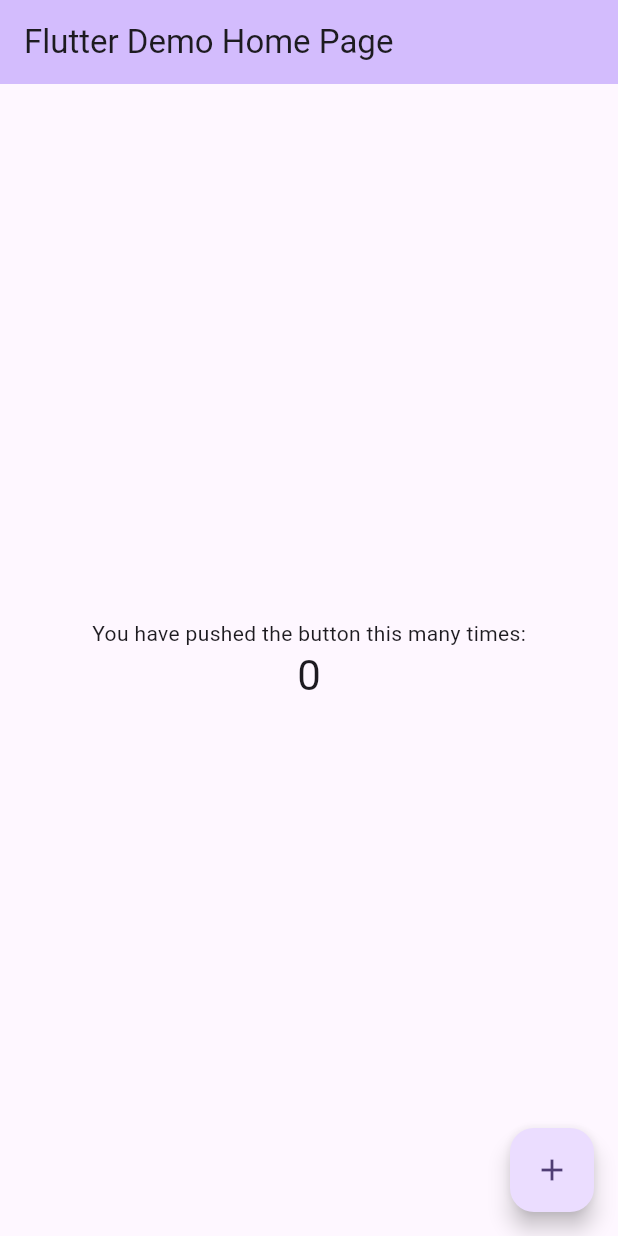
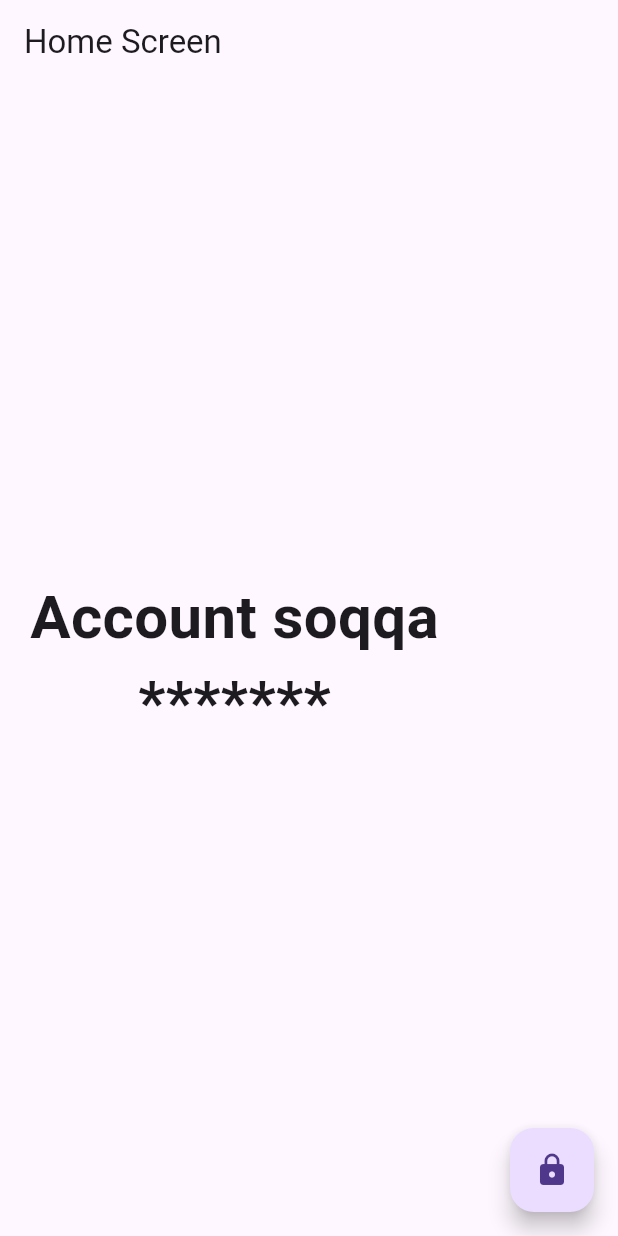
Before and after one commit to Jamshidmirzo/authicate, a Flutter app: the screen it shows after launch, on a phone screen of 412 x 824 dp. Run offline on Flutter 3.47's test engine with Material 3 defaults, Android fonts, the phone set to English and light mode, and no system bars; our stand-ins replace local_auth.

Commit message:
second commit

```diff
--- a/lib/main.dart
+++ b/lib/main.dart
@@ -1,125 +1,18 @@
+import 'package:authicate/ui/screens/home_screen.dart';
 import 'package:flutter/material.dart';
 
-void main() {
-  runApp(const MyApp());
+void main(List<String> args) {
+  runApp(MyApp());
 }
 
 class MyApp extends StatelessWidget {
   const MyApp({super.key});
 
-  // This widget is the root of your application.
   @override
   Widget build(BuildContext context) {
     return MaterialApp(
-      title: 'Flutter Demo',
-      theme: ThemeData(
-        // This is the theme of your application.
-        //
-        // TRY THIS: Try running your application with "flutter run". You'll see
-        // the application has a purple toolbar. Then, without quitting the app,
-        // try changing the seedColor in the colorScheme below to Colors.green
-        // and then invoke "hot reload" (save your changes or press the "hot
-        // reload" button in a Flutter-supported IDE, or press "r" if you used
-        // the command line to start the app).
-        //
-        // Notice that the counter didn't reset back to zero; the application
-        // state is not lost during the reload. To reset the state, use hot
-        // restart instead.
-        //
-        // This works for code too, not just values: Most code changes can be
-        // tested with just a hot reload.
-        colorScheme: ColorScheme.fromSeed(seedColor: Colors.deepPurple),
-        useMaterial3: true,
-      ),
-      home: const MyHomePage(title: 'Flutter Demo Home Page'),
+      debugShowCheckedModeBanner: false,
+      home: HomeScreen(),
     );
   }
 }
-
-class MyHomePage extends StatefulWidget {
-  const MyHomePage({super.key, required this.title});
-
-  // This widget is the home page of your application. It is stateful, meaning
-  // that it has a State object (defined below) that contains fields that affect
-  // how it looks.
-
-  // This class is the configuration for the state. It holds the values (in this
-  // case the title) provided by the parent (in this case the App widget) and
-  // used by the build method of the State. Fields in a Widget subclass are
-  // always marked "final".
-
-  final String title;
-
-  @override
-  State<MyHomePage> createState() => _MyHomePageState();
-}
-
-class _MyHomePageState extends State<MyHomePage> {
-  int _counter = 0;
-
-  void _incrementCounter() {
-    setState(() {
-      // This call to setState tells the Flutter framework that something has
-      // changed in this State, which causes it to rerun the build method below
-      // so that the display can reflect the updated values. If we changed
-      // _counter without calling setState(), then the build method would not be
-      // called again, and so nothing would appear to happen.
-      _counter++;
-    });
-  }
-
-  @override
-  Widget build(BuildContext context) {
-    // This method is rerun every time setState is called, for instance as done
-    // by the _incrementCounter method above.
-    //
-    // The Flutter framework has been optimized to make rerunning build methods
-    // fast, so that you can just rebuild anything that needs updating rather
-    // than having to individually change instances of widgets.
-    return Scaffold(
-      appBar: AppBar(
-        // TRY THIS: Try changing the color here to a specific color (to
-        // Colors.amber, perhaps?) and trigger a hot reload to see the AppBar
-        // change color while the other colors stay the same.
-        backgroundColor: Theme.of(context).colorScheme.inversePrimary,
-        // Here we take the value from the MyHomePage object that was created by
-        // the App.build method, and use it to set our appbar title.
-        title: Text(widget.title),
-      ),
-      body: Center(
-        // Center is a layout widget. It takes a single child and positions it
-        // in the middle of the parent.
-        child: Column(
-          // Column is also a layout widget. It takes a list of children and
-          // arranges them vertically. By default, it sizes itself to fit its
-          // children horizontally, and tries to be as tall as its parent.
-          //
-          // Column has various properties to control how it sizes itself and
-          // how it positions its children. Here we use mainAxisAlignment to
-          // center the children vertically; the main axis here is the vertical
-          // axis because Columns are vertical (the cross axis would be
-          // horizontal).
-          //
-          // TRY THIS: Invoke "debug painting" (choose the "Toggle Debug Paint"
-          // action in the IDE, or press "p" in the console), to see the
-          // wireframe for each widget.
-          mainAxisAlignment: MainAxisAlignment.center,
-          children: <Widget>[
-            const Text(
-              'You have pushed the button this many times:',
-            ),
-            Text(
-              '$_counter',
-              style: Theme.of(context).textTheme.headlineMedium,
-            ),
-          ],
-        ),
-      ),
-      floatingActionButton: FloatingActionButton(
-        onPressed: _incrementCounter,
-        tooltip: 'Increment',
-        child: const Icon(Icons.add),
-      ), // This trailing comma makes auto-formatting nicer for build methods.
-    );
-  }
-}
--- /dev/null
+++ b/lib/ui/screens/home_screen.dart
@@ -0,0 +1,86 @@
+import 'package:flutter/material.dart';
+import 'package:local_auth/local_auth.dart';
+
+class HomeScreen extends StatefulWidget {
+  const HomeScreen({super.key});
+
+  @override
+  State<HomeScreen> createState() => _HomeScreenState();
+}
+
+class _HomeScreenState extends State<HomeScreen> {
+  final LocalAuthentication _auth = LocalAuthentication();
+  bool _isAuthicated = false;
+
+  _authButton() {
+    return FloatingActionButton(
+      onPressed: () async {
+        if (!_isAuthicated) {
+          try {
+            final bool canAuthicateWithBiometric =
+                await _auth.canCheckBiometrics;
+            print(canAuthicateWithBiometric);
+            if (canAuthicateWithBiometric) {
+              final bool didAuthicate = await _auth.authenticate(
+                  localizedReason: 'Soqqeizi korish uchun',
+                  options: AuthenticationOptions(biometricOnly: true));
+              setState(() {
+                _isAuthicated = didAuthicate;
+              });
+            }
+          } catch (e) {
+            print(e);
+          }
+        } else {
+          setState(() {
+            _isAuthicated = !_isAuthicated;
+          });
+        }
+      },
+      child:
+          _isAuthicated ? const Icon(Icons.lock_open) : const Icon(Icons.lock),
+    );
+  }
+
+  @override
+  Widget build(BuildContext context) {
+    return Scaffold(
+      floatingActionButton: _authButton(),
+      appBar: AppBar(
+        title: const Text("Home Screen"),
+      ),
+      body: Padding(
+        padding: const EdgeInsets.all(20),
+        child: Column(
+          mainAxisAlignment: MainAxisAlignment.center,
+          crossAxisAlignment: CrossAxisAlignment.center,
+          children: [
+            const Text(
+              'Account soqqa',
+              style: TextStyle(
+                fontWeight: FontWeight.bold,
+                fontSize: 40,
+              ),
+            ),
+            if (_isAuthicated)
+              const Text(
+                '\$25.599',
+                style: TextStyle(
+                  fontWeight: FontWeight.bold,
+                  fontSize: 40,
+                ),
+              ),
+            if (!_isAuthicated)
+              const Text(
+                '*******',
+                style: TextStyle(
+                  fontWeight: FontWeight.bold,
+                  fontSize: 40,
+                ),
+              ),
+          ],
+        ),
+      ),
+    );
+  }
+}
--- a/pubspec.yaml
+++ b/pubspec.yaml
@@ -35,6 +35,7 @@ dependencies:
   # The following adds the Cupertino Icons font to your application.
   # Use with the CupertinoIcons class for iOS style icons.
   cupertino_icons: ^1.0.6
+  local_auth: ^2.3.0
 
 dev_dependencies:
   flutter_test:
```
Also changed, not shown: pubspec.lock, 15 other files.
